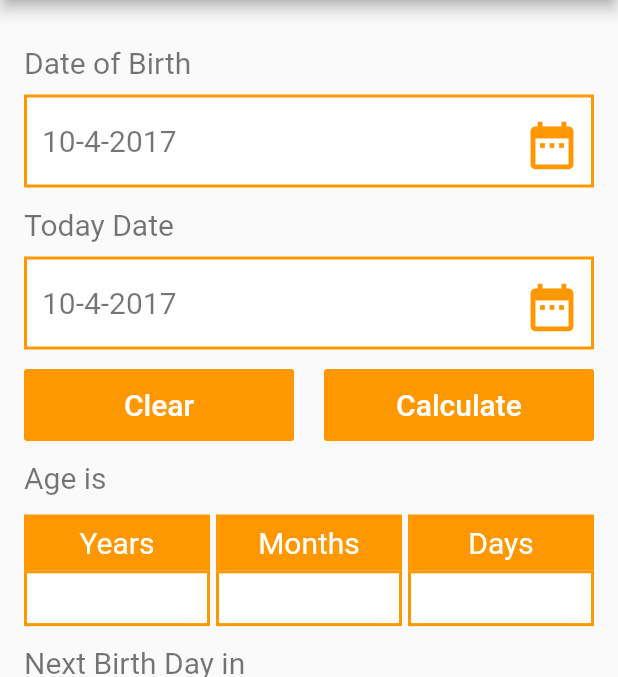
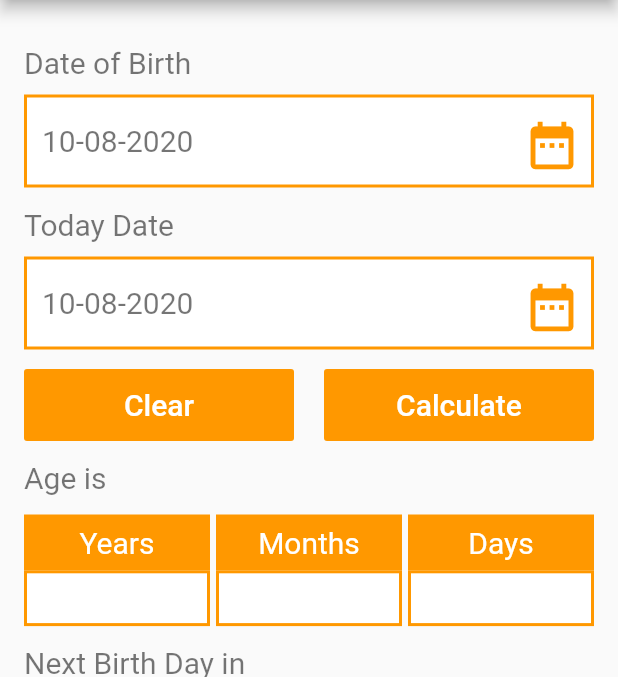
Before and after one commit to ranemelshanawany/age_calculator_app, a Flutter app: the screen it shows after launch, after a tap on "Calculate", on a phone screen of 412 x 824 dp, the part 84-761 px from its top. Run offline on Flutter 3.47's test engine with Material 2 defaults, Android fonts, the phone set to English and light mode, and no system bars; missing offline and left inert: age.

```diff
--- a/lib/main.dart
+++ b/lib/main.dart
@@ -1,4 +1,6 @@
+import 'package:age/age.dart';
 import 'package:flutter/material.dart';
+import 'package:intl/intl.dart';
 
 void main() {
   runApp(MyApp());
@@ -29,28 +31,32 @@ class MyApp extends StatelessWidget {
   }
 }
 
-class HomePage extends StatelessWidget {
+class HomePage extends StatefulWidget {
+  @override
+  _HomePageState createState() => _HomePageState();
+}
 
+class _HomePageState extends State<HomePage> {
   @override
   Widget build(BuildContext context) {
+    Widget birthDateInsert = _buildDateSelect(birthday);
+    Widget todayInsert = _buildDateSelect(endDay);
 
-    Widget birthDateInsert = _buildDateSelect();
-    Widget todayInsert = _buildDateSelect();
     Widget clearOrCalcButtons = IntrinsicHeight(
         child: Row(
       mainAxisAlignment: MainAxisAlignment.spaceBetween,
       crossAxisAlignment: CrossAxisAlignment.stretch,
       children: <Widget>[
-        Expanded(child: _buildOrangeButton("Clear")),
+        Expanded(child: _buildClearButton()),
         SizedBox(width: 20),
-        Expanded(child: _buildOrangeButton("Calculate")),
+        Expanded(child: _buildCalculateButton()),
       ],
     ));
     Widget ageResult = _buildResultsRow();
     Widget nextBirthdayResult = _buildResultsRow();
 
     return Padding(
-      padding: const EdgeInsets.only(top:30.0, left:16, right:16),
+      padding: const EdgeInsets.only(top: 30.0, left: 16, right: 16),
       child: Column(
         crossAxisAlignment: CrossAxisAlignment.start,
         mainAxisAlignment: MainAxisAlignment.start,
@@ -93,7 +99,7 @@ class HomePage extends StatelessWidget {
     );
   }
 
-  _buildDateSelect() {
+  _buildDateSelect(param) {
     return Container(
       decoration: BoxDecoration(
           border: Border.all(width: 2, color: Colors.orange),
@@ -105,7 +111,9 @@ class HomePage extends StatelessWidget {
           mainAxisAlignment: MainAxisAlignment.spaceBetween,
           children: <Widget>[
             Text(
-              "10-4-2017",
+              param["d"] == null
+                  ? formatter.format(DateTime.now()).toString()
+                  : formatter.format(param["d"]).toString(),
               style: TextStyle(fontSize: 20, color: Colors.black54),
             ),
             IconButton(
@@ -114,7 +122,18 @@ class HomePage extends StatelessWidget {
                 color: Colors.orange,
                 size: 38,
               ),
-              onPressed: () {},
+              onPressed: () {
+                showDatePicker(
+                        context: context,
+                        initialDate: DateTime.now(),
+                        firstDate: DateTime(1900),
+                        lastDate: DateTime(2100))
+                    .then((date) {
+                  setState(() {
+                    param["d"] = date;
+                  });
+                });
+              },
             )
           ],
         ),
@@ -122,11 +141,31 @@ class HomePage extends StatelessWidget {
     );
   }
 
-  Widget _buildOrangeButton(String text) {
+  var formatter = new DateFormat('dd-MM-yyyy');
+  var birthday = {"d": DateTime.now()}; //to pass by reference, turned to var
+  var endDay = {"d": DateTime.now()};
+  String year, month, day;
+
+  Widget _buildCalculateButton() {
     return FlatButton(
       color: Colors.orange,
-      onPressed: () {},
-      child: Text(text, style: TextStyle(fontSize: 20, color: Colors.white)),
+      onPressed: () {
+        AgeDuration age;
+        age = Age.dateDifference(fromDate: birthday["d"], toDate: endDay["d"]);
+        print(age);
+      },
+      child: Text("Calculate", style: TextStyle(fontSize: 20, color: Colors.white)),
+    );
+  }
+
+  Widget _buildClearButton() {
+    return FlatButton(
+      color: Colors.orange,
+      onPressed: () {
+          AgeDuration age;
+          age = Age.dateDifference(fromDate: birthday["d"], toDate: endDay["d"]);
+      },
+      child: Text("Clear", style: TextStyle(fontSize: 20, color: Colors.white)),
     );
   }
 
@@ -141,9 +180,9 @@ class HomePage extends StatelessWidget {
                 color: Colors.orange,
                 child: Center(
                     child: Text(
-                      timeName,
-                      style: TextStyle(color: Colors.white, fontSize: 20),
-                    )),
+                  timeName,
+                  style: TextStyle(color: Colors.white, fontSize: 20),
+                )),
               ),
             ),
             Expanded(
--- a/pubspec.yaml
+++ b/pubspec.yaml
@@ -23,6 +23,8 @@ environment:
 dependencies:
   flutter:
     sdk: flutter
+  intl: ^0.16.1
+  age: ^0.0.1
 
 
   # The following adds the Cupertino Icons font to your application.
@@ -32,7 +34,7 @@ dependencies:
 dev_dependencies:
   flutter_test:
     sdk: flutter
-
+  intl: ^0.16.1
 # For information on the generic Dart part of this file, see the
 # following page: https://dart.dev/tools/pub/pubspec
 
```
Also changed, not shown: pubspec.lock.
